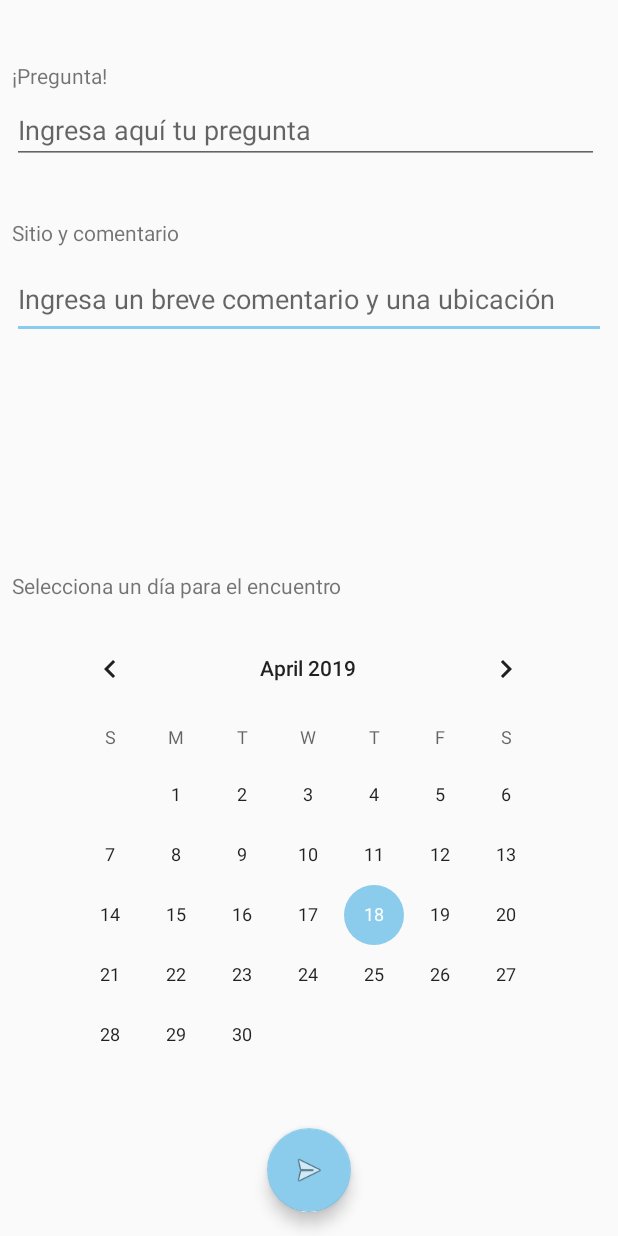
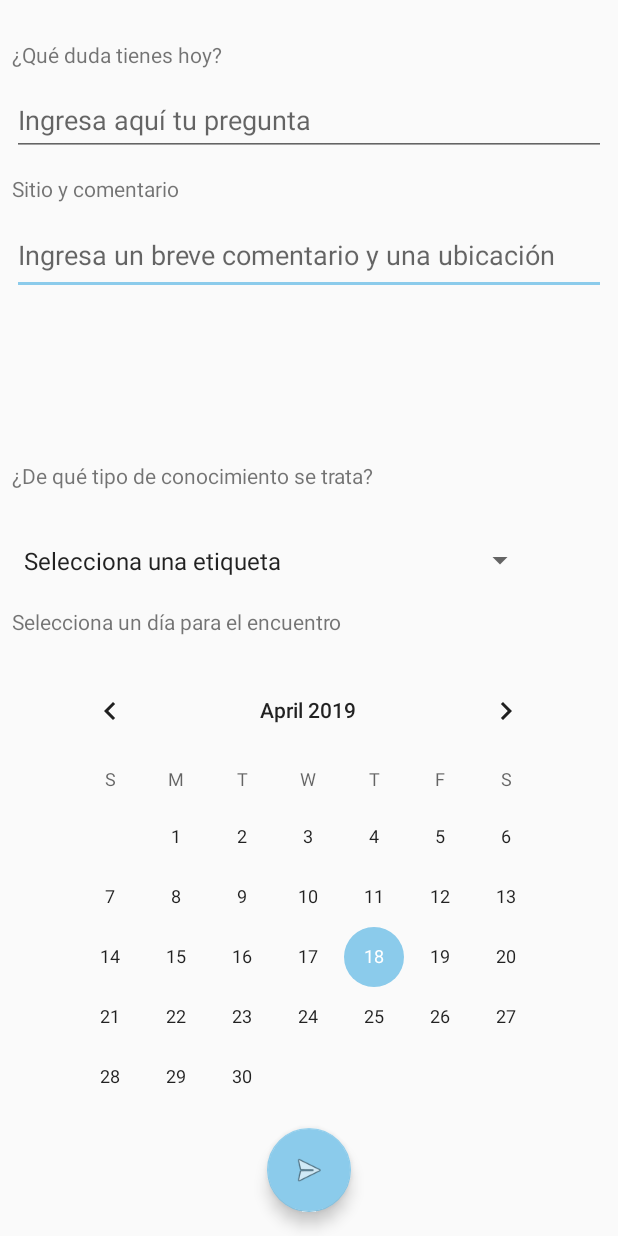
Before and after one commit to Mancipox/Tambo, an Android app: the PostActivity screen opened directly, with no data from a screen before it, on a phone screen of 412 x 824 dp. Run offline under Robolectric (Android 15) with nearby library versions, the light colour scheme and no system bars; our stand-ins replace Volley; libraries missing offline, so code that uses them is left out: com.mobsandgeeks.saripaar; 4 statements that could not run were skipped.

Commit message:
Added spinner to select a tag when the user post a question

```diff
--- a/app/src/main/java/com/tambo/Controller/PostActivity.java
+++ b/app/src/main/java/com/tambo/Controller/PostActivity.java
@@ -7,8 +7,11 @@ import android.support.design.widget.Snackbar;
 import android.support.v7.app.AppCompatActivity;
 import android.os.Bundle;
 import android.view.View;
+import android.widget.AdapterView;
+import android.widget.ArrayAdapter;
 import android.widget.CalendarView;
 import android.widget.EditText;
+import android.widget.Spinner;
 import android.widget.Toast;
 
 import com.android.volley.Request;
@@ -41,11 +44,14 @@ public class PostActivity extends AppCompatActivity implements Validator.Validat
     private CalendarView calendarView;
     private FloatingActionButton floatingActionButtonPost;
 
+    private Spinner spinner;
+
     protected Validator validator;
 
     private User usertemp;
     private String token;
     private Date date;
+    private String tag;
 
     private Bundle bundle;
     private Context context;
@@ -74,6 +80,24 @@ public class PostActivity extends AppCompatActivity implements Validator.Validat
         token = (String)bundle.get("token");
 
         floatingActionButtonPost = findViewById(R.id.floatingActionButtonPost);
+
+        spinner = (Spinner) findViewById(R.id.spinner_tag);
+        ArrayAdapter<CharSequence> adapter = ArrayAdapter.createFromResource(this,R.array.tags_array,android.R.layout.simple_spinner_item);
+        adapter.setDropDownViewResource(android.R.layout.simple_spinner_dropdown_item);
+        spinner.setAdapter(adapter);
+        spinner.setOnItemSelectedListener(new AdapterView.OnItemSelectedListener() {
+            @Override
+            public void onItemSelected(AdapterView<?> parent, View view, int position, long id) {
+                tag = String.valueOf(parent.getItemAtPosition(position));
+            }
+
+            @Override
+            public void onNothingSelected(AdapterView<?> parent) {
+                //Do nothing
+            }
+
+        });
+
         validator = new Validator(this);
         validator.setValidationListener(this);
     }
@@ -83,6 +107,7 @@ public class PostActivity extends AppCompatActivity implements Validator.Validat
     public void onValidationSucceeded() {
         if (usertemp.getKarma() >= 1) {
             usertemp.setKarma(usertemp.getKarma() - 1);
+            if(tag.equals("Selecciona una etiqueta"))tag="Otros";
             Meeting meet = new Meeting(date, editTextDescription.getText().toString());
             final Question questemp = new Question(usertemp, false, editTextQuestion.getText().toString(), 1, meet);
             // POST
@@ -116,6 +141,7 @@ public class PostActivity extends AppCompatActivity implements Validator.Validat
                     Map<String, String> MyData = new HashMap<>();
                     MyData.put("option", "create");
                     MyData.put("Question", Utils.toJson(questemp));
+                    MyData.put("tag",Utils.toJson(tag));
                     MyData.put("authorization", token);
                     return MyData;
                 }
@@ -141,4 +167,5 @@ public class PostActivity extends AppCompatActivity implements Validator.Validat
     public void onClickPost(View v) {
         validator.validate();
     }
+
 }
--- a/app/src/main/res/layout/activity_login.xml
+++ b/app/src/main/res/layout/activity_login.xml
@@ -109,6 +109,6 @@
         app:layout_constraintHorizontal_bias="0.497"
         app:layout_constraintStart_toStartOf="parent"
         app:layout_constraintTop_toTopOf="parent"
-        app:srcCompat="@drawable/logo2_white_complete" />
+        app:srcCompat="@drawable/logo2" />
 
 </android.support.constraint.ConstraintLayout>
--- a/app/src/main/res/layout/activity_post.xml
+++ b/app/src/main/res/layout/activity_post.xml
@@ -13,7 +13,7 @@
         android:layout_height="284dp"
         android:layout_marginStart="8dp"
         android:layout_marginEnd="8dp"
-        android:layout_marginBottom="56dp"
+        android:layout_marginBottom="28dp"
         app:layout_constraintBottom_toTopOf="@+id/floatingActionButtonPost"
         app:layout_constraintEnd_toEndOf="parent"
         app:layout_constraintHorizontal_bias="0.488"
@@ -38,10 +38,10 @@
 
     <EditText
         android:id="@+id/editTextQuestion"
-        android:layout_width="391dp"
-        android:layout_height="wrap_content"
+        android:layout_width="match_parent"
+        android:layout_height="48dp"
         android:layout_marginStart="8dp"
-        android:layout_marginTop="64dp"
+        android:layout_marginTop="56dp"
         android:layout_marginEnd="8dp"
         android:ems="10"
         android:hint="@string/info_post_question"
@@ -71,7 +71,7 @@
         android:layout_width="267dp"
         android:layout_height="23dp"
         android:layout_marginStart="8dp"
-        android:layout_marginBottom="8dp"
+        android:layout_marginBottom="12dp"
         android:text="@string/info_post3"
         app:layout_constraintBottom_toTopOf="@+id/calendarView"
         app:layout_constraintStart_toStartOf="parent" />
@@ -81,7 +81,7 @@
         android:layout_width="wrap_content"
         android:layout_height="wrap_content"
         android:layout_marginStart="8dp"
-        android:layout_marginTop="36dp"
+        android:layout_marginTop="12dp"
         android:text="@string/info_post2"
         app:layout_constraintStart_toStartOf="parent"
         app:layout_constraintTop_toBottomOf="@+id/editTextQuestion" />
@@ -91,11 +91,36 @@
         android:layout_width="wrap_content"
         android:layout_height="wrap_content"
         android:layout_marginStart="8dp"
-        android:layout_marginTop="44dp"
+        android:layout_marginTop="24dp"
         android:layout_marginBottom="8dp"
         android:text="@string/info_post1"
         app:layout_constraintBottom_toTopOf="@+id/editTextQuestion"
         app:layout_constraintStart_toStartOf="parent"
         app:layout_constraintTop_toTopOf="parent" />
 
+    <Spinner
+        android:id="@+id/spinner_tag"
+        android:layout_width="349dp"
+        android:layout_height="46dp"
+        android:layout_marginStart="8dp"
+        android:layout_marginEnd="8dp"
+        android:layout_marginBottom="8dp"
+        app:layout_constraintBottom_toTopOf="@+id/textViewInfoPost_3"
+        app:layout_constraintEnd_toEndOf="parent"
+        app:layout_constraintHorizontal_bias="0.0"
+        app:layout_constraintStart_toStartOf="parent" />
+
+    <TextView
+        android:id="@+id/textViewSpinner"
+        android:layout_width="wrap_content"
+        android:layout_height="wrap_content"
+        android:layout_marginStart="8dp"
+        android:layout_marginTop="8dp"
+        android:layout_marginBottom="8dp"
+        android:text="@string/info_post4"
+        app:layout_constraintBottom_toTopOf="@+id/spinner_tag"
+        app:layout_constraintStart_toStartOf="parent"
+        app:layout_constraintTop_toBottomOf="@+id/editTextDescription"
+        app:layout_constraintVertical_bias="0.866" />
+
 </android.support.constraint.ConstraintLayout>
--- /dev/null
+++ b/app/src/main/res/values/array.xml
@@ -0,0 +1,13 @@
+<?xml version="1.0" encoding="utf-8"?>
+<resources>
+    <string-array name="tags_array">
+        <item>Selecciona una etiqueta</item>
+        <item>Ciencias Naturales</item>
+        <item>Ciencias Sociales</item>
+        <item>Ciencias Exactas</item>
+        <item>Arte, música o cultura</item>
+        <item>Gastronomía</item>
+        <item>Otros</item>
+    </string-array>
+
+</resources>
--- a/app/src/main/res/values/strings.xml
+++ b/app/src/main/res/values/strings.xml
@@ -7,7 +7,7 @@
     <string name="PQDM">Aceptar Pregunta</string>
     <string name="Accept">Aceptar</string>
 
-    <!-- TODO: Remove or change this placeholder text -->
+
     <string name="hello_blank_fragment">Hello blank fragment</string>
     <string name="Correo">Correo</string>
     <string name="BotonEntrar">Entrar</string>
@@ -48,7 +48,12 @@
 
     <!--Login activity-->
     <string name="new_account">¿Sin una cuenta? Créala aquí</string>
+
+    <!--Post activity-->
     <string name="info_post3">Selecciona un día para el encuentro</string>
     <string name="info_post2">Sitio y comentario</string>
-    <string name="info_post1">¡Pregunta!</string>
+    <string name="info_post1">¿Qué duda tienes hoy?</string>
+    <string name="info_post4">¿De qué tipo de conocimiento se trata?</string>
+
+
 </resources>
--- a/build.gradle
+++ b/build.gradle
@@ -7,7 +7,7 @@ buildscript {
 
     }
     dependencies {
-        classpath 'com.android.tools.build:gradle:3.3.2'
+        classpath 'com.android.tools.build:gradle:3.4.0'
 
 
         // NOTE: Do not place your application dependencies here; they belong
```
Also changed, not shown: gradle/wrapper/gradle-wrapper.properties.
